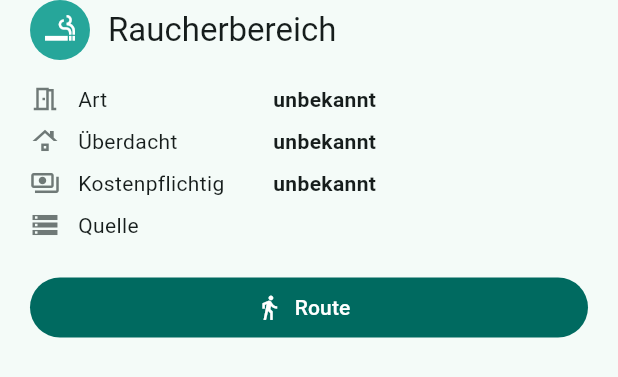
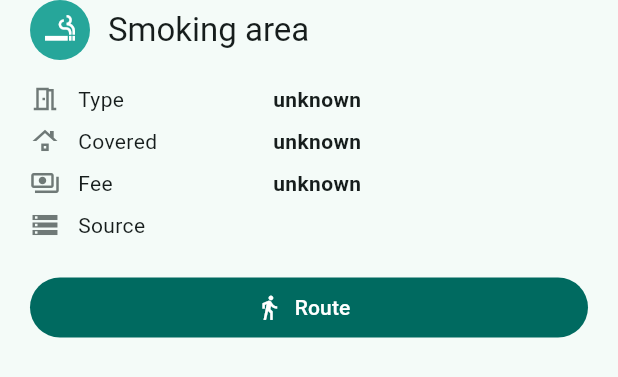
Before and after one commit to c0deltin/smokingareas, a Flutter app: the AreaDetailsSheet widget shown alone on an empty page, opened directly with empty values, on a phone screen of 412 x 824 dp. Shown: the top 377 px of the screen. Run offline on Flutter 3.47's test engine with Material 3 defaults, Android fonts, the phone set to English and light mode, and no system bars; our stand-ins replace flutter_local_notifications, flutter_map, geolocator, image_picker, latlong2, shared_preferences; missing offline and left inert: flutter_map_marker_cluster, flutter_rotation_sensor; accounts and stored records are empty; network calls fail; statements that could not run were skipped.

Commit message:
feat(ui): switch the app interface to English
All user-facing text – screens, sheets, dialogs, notifications, legend,
data source labels, error messages, default profile names – is now
English. test/ui_language_test.dart guards against German strings
slipping back in.

Co-Authored-By: Claude Opus 5.5 <noreply@anthropic.com>
Claude-Session: https://claude.ai/code/session_01SuUFqipPcDRYVYoxCFnpnj

```diff
--- a/lib/community/auth_service.dart
+++ b/lib/community/auth_service.dart
@@ -42,7 +42,7 @@ class LocalAuthService implements AuthService {
       _current = users.first;
       await (await _prefs).setString(_prefKey, _current.id);
     } else {
-      _current = await createProfile('Ich');
+      _current = await createProfile('Me');
     }
   }
 
@@ -56,7 +56,7 @@ class LocalAuthService implements AuthService {
   Future<UserProfile> createProfile(String displayName) async {
     final user = UserProfile(
       id: 'local-${_uuid.v4()}',
-      displayName: displayName.trim().isEmpty ? 'Nutzer' : displayName.trim(),
+      displayName: displayName.trim().isEmpty ? 'User' : displayName.trim(),
       createdAt: DateTime.now(),
     );
     await _backend.saveUser(user);
--- a/lib/community/community_service.dart
+++ b/lib/community/community_service.dart
@@ -80,7 +80,7 @@ class CommunityService extends ChangeNotifier {
     for (final u in _users) {
       if (u.id == userId) return u.displayName;
     }
-    return 'Unbekannt';
+    return 'Unknown';
   }
 
   Future<void> createUser(String name) async {
--- a/lib/data/cities.dart
+++ b/lib/data/cities.dart
@@ -11,7 +11,7 @@ import '../models/city.dart';
 /// while keeping Overpass queries reasonably small.
 const List<City> kCities = [
   // --- Kantō -------------------------------------------------------------
-  City(id: 'tokyo', name: 'Tokyo (23 Bezirke)', nameJa: '東京23区', prefecture: 'Tokyo', center: LatLng(35.6812, 139.7671), radiusKm: 16, zoom: 12),
+  City(id: 'tokyo', name: 'Tokyo (23 wards)', nameJa: '東京23区', prefecture: 'Tokyo', center: LatLng(35.6812, 139.7671), radiusKm: 16, zoom: 12),
   City(id: 'tokyo_tama', name: 'Tokyo Tama (Hachiōji/Tachikawa)', nameJa: '多摩', prefecture: 'Tokyo', center: LatLng(35.6800, 139.3900), radiusKm: 14, zoom: 12),
   City(id: 'yokohama', name: 'Yokohama', nameJa: '横浜市', prefecture: 'Kanagawa', center: LatLng(35.4660, 139.6220), radiusKm: 13),
   City(id: 'kawasaki', name: 'Kawasaki', nameJa: '川崎市', prefecture: 'Kanagawa', center: LatLng(35.5600, 139.6300), radiusKm: 10),
--- a/lib/models/smoking_area.dart
+++ b/lib/models/smoking_area.dart
@@ -8,15 +8,15 @@ enum SpotCategory {
   /// Public toilet (公衆トイレ), OSM `amenity=toilets`.
   toilet;
 
-  /// German label for the UI.
+  /// Label for the UI.
   String get label => switch (this) {
-        SpotCategory.smoking => 'Raucherbereich',
-        SpotCategory.toilet => 'Öffentliche Toilette',
+        SpotCategory.smoking => 'Smoking area',
+        SpotCategory.toilet => 'Public toilet',
       };
 
   String get pluralLabel => switch (this) {
-        SpotCategory.smoking => 'Raucherbereiche',
-        SpotCategory.toilet => 'Toiletten',
+        SpotCategory.smoking => 'Smoking areas',
+        SpotCategory.toilet => 'Toilets',
       };
 }
 
--- a/lib/services/notification_service.dart
+++ b/lib/services/notification_service.dart
@@ -14,7 +14,7 @@ class NotificationService {
   bool _initialized = false;
 
   static const _channelId = 'smoking_area_nearby';
-  static const _channelName = 'Raucherbereich in der Nähe';
+  static const _channelName = 'Smoking area nearby';
 
   /// Called with the area id when the user taps a notification.
   void Function(String areaId)? onTap;
@@ -65,14 +65,14 @@ class NotificationService {
     final meters = distanceMeters.round();
     await _plugin.show(
       id: area.id.hashCode & 0x7fffffff,
-      title: 'Raucherbereich in der Nähe 🚬',
-      body: '${area.title} – ca. $meters m entfernt. Tippen für die Karte.',
+      title: 'Smoking area nearby 🚬',
+      body: '${area.title} – about $meters m away. Tap to open the map.',
       notificationDetails: const NotificationDetails(
         android: AndroidNotificationDetails(
           _channelId,
           _channelName,
           channelDescription:
-              'Benachrichtigt, wenn du dich einem Raucherbereich auf 30 m näherst.',
+              'Notifies you when you come close to a smoking area.',
           importance: Importance.high,
           priority: Priority.high,
           category: AndroidNotificationCategory.navigation,
--- a/lib/sources/official_opendata_source.dart
+++ b/lib/sources/official_opendata_source.dart
@@ -41,22 +41,22 @@ String officialDatasetLabel(String id, String fallback) {
   if (fixed != null) return fixed;
   final m = RegExp(r'^tokyo_([a-z]+)_toilets$').firstMatch(id);
   if (m != null && _tokyoWards[m.group(1)] != null) {
-    return 'Tokio, Bezirk ${_tokyoWards[m.group(1)]} (Open Data)';
+    return 'Tokyo, ${_tokyoWards[m.group(1)]} ward (open data)';
   }
   return fallback;
 }
 
 const kOfficialDatasetLabels = {
-  'kyoto_toilets': 'Stadt Kyoto (Open Data)',
-  'okayama_toilets': 'Stadt Okayama (Open Data)',
-  'kyoto': 'Stadt Kyoto (Open Data)',
-  'osaka': 'Stadt Osaka (Liste der Raucherplätze)',
-  'tokyo_koto': 'Tokio, Bezirk Kōtō (Open Data)',
-  'tokyo_taito': 'Tokio, Bezirk Taitō (Open Data)',
-  'tokyo_chiyoda': 'Tokio, Bezirk Chiyoda (Liste der Raucherplätze)',
-  'tokyo_shinjuku': 'Tokio, Bezirk Shinjuku (Liste der Raucherplätze)',
-  'tokyo_shibuya': 'Tokio, Bezirk Shibuya (Liste der Raucherplätze)',
-  'tokyo_toshima': 'Tokio, Bezirk Toshima (Liste der Raucherplätze)',
+  'kyoto_toilets': 'City of Kyoto (open data)',
+  'okayama_toilets': 'City of Okayama (open data)',
+  'kyoto': 'City of Kyoto (open data)',
+  'osaka': 'City of Osaka (smoking area list)',
+  'tokyo_koto': 'Tokyo, Kōtō ward (open data)',
+  'tokyo_taito': 'Tokyo, Taitō ward (open data)',
+  'tokyo_chiyoda': 'Tokyo, Chiyoda ward (smoking area list)',
+  'tokyo_shinjuku': 'Tokyo, Shinjuku ward (smoking area list)',
+  'tokyo_shibuya': 'Tokyo, Shibuya ward (smoking area list)',
+  'tokyo_toshima': 'Tokyo, Toshima ward (smoking area list)',
 };
 
 /// Official smoking areas published by Japanese cities / Tokyo wards.
@@ -78,18 +78,18 @@ class OfficialOpenDataSource extends SmokingAreaSource {
   String get id => 'official';
 
   @override
-  String get displayName => 'Offizielle Daten der Städte';
+  String get displayName => 'Official city data';
 
   @override
   bool get isBundled => true;
 
   @override
   String get attribution =>
-      'Raucherbereiche: Stadt Kyoto, Stadt Osaka, Tokioter Bezirke Chiyoda, '
-      'Kōtō, Shibuya, Shinjuku, Taitō, Toshima. Öffentliche Toiletten: Stadt '
-      'Kyoto, Stadt Okayama und 14 Tokioter Bezirke (公衆トイレ一覧). Open Data '
-      'CC BY 4.0 bzw. '
-      'Angaben der offiziellen Webseiten; Adress-Geocoding: GSI Japan';
+      'Smoking areas: City of Kyoto, City of Osaka, Tokyo wards Chiyoda, '
+      'Kōtō, Shibuya, Shinjuku, Taitō, Toshima. Public toilets: City of '
+      'Kyoto, City of Okayama and 14 Tokyo wards (公衆トイレ一覧). Open data '
+      'CC BY 4.0 or information published on the official websites; address '
+      'geocoding: GSI Japan';
 
   Future<_Snapshot> _load() => _snapshot ??= _loader().then(_Snapshot.parse);
 
--- a/lib/sources/overpass_source.dart
+++ b/lib/sources/overpass_source.dart
@@ -72,14 +72,14 @@ class OverpassSource extends SmokingAreaSource {
         if (response.statusCode == 200) {
           return parse(utf8.decode(response.bodyBytes));
         }
-        lastError = 'HTTP ${response.statusCode} von ${endpoint.host}';
+        lastError = 'HTTP ${response.statusCode} from ${endpoint.host}';
       } on TimeoutException {
-        lastError = 'Zeitüberschreitung bei ${endpoint.host}';
+        lastError = 'Timeout at ${endpoint.host}';
       } catch (e) {
         lastError = e;
       }
     }
-    throw SourceException('OpenStreetMap nicht erreichbar: $lastError');
+    throw SourceException('OpenStreetMap unreachable: $lastError');
   }
 
   /// Parses an Overpass JSON response.
--- a/lib/ui/area_details_sheet.dart
+++ b/lib/ui/area_details_sheet.dart
@@ -86,52 +86,52 @@ class AreaDetailsSheet extends StatelessWidget {
     final nameEn = area.tags['name:en'];
 
     String yesNo(bool? v, String yes, String no) =>
-        v == null ? 'unbekannt' : (v ? yes : no);
+        v == null ? 'unknown' : (v ? yes : no);
 
     final rows = <(IconData, String, String)>[
       if (distance != null)
-        (Icons.near_me, 'Entfernung', formatDistance(distance)),
-      if (area.address != null) (Icons.place_outlined, 'Adresse', area.address!),
+        (Icons.near_me, 'Distance', formatDistance(distance)),
+      if (area.address != null) (Icons.place_outlined, 'Address', area.address!),
       if (area.isApproximate)
         (Icons.gps_not_fixed, 'Position',
-            'ungefähr (aus der Adresse ermittelt, ± ca. 50 m)'),
+            'approximate (from the address, ± approx. 50 m)'),
       if (!area.isToilet && area.roomCount > 1)
-        (Icons.layers_outlined, 'Raucherräume',
-            '${area.roomCount} im selben Gebäude'),
+        (Icons.layers_outlined, 'Smoking rooms',
+            '${area.roomCount} in the same building'),
       if (!area.isToilet) ...[
-        (Icons.meeting_room_outlined, 'Art',
-            yesNo(area.isIndoor, 'Raucherraum (innen)', 'im Freien')),
-        (Icons.roofing, 'Überdacht', yesNo(area.isCovered, 'ja', 'nein')),
+        (Icons.meeting_room_outlined, 'Type',
+            yesNo(area.isIndoor, 'Smoking room (indoors)', 'Outdoors')),
+        (Icons.roofing, 'Covered', yesNo(area.isCovered, 'yes', 'no')),
       ],
       if (area.isToilet) ...[
-        (Icons.accessible, 'Rollstuhlgerecht',
-            yesNo(area.wheelchair, 'ja', 'nein')),
-        (Icons.baby_changing_station, 'Wickeltisch',
-            yesNo(area.changingTable, 'ja', 'nein')),
+        (Icons.accessible, 'Wheelchair accessible',
+            yesNo(area.wheelchair, 'yes', 'no')),
+        (Icons.baby_changing_station, 'Baby changing',
+            yesNo(area.changingTable, 'yes', 'no')),
       ],
       if (area.isPublic != null || area.accessNote != null)
         (
           Icons.lock_open_outlined,
-          'Zugang',
+          'Access',
           [
             if (area.isPublic != null)
               area.isPublic!
-                  ? 'öffentlich'
-                  : 'nicht öffentlich (Ticket/Eintritt/Einkauf nötig)',
+                  ? 'public'
+                  : 'not public (ticket, entry fee or purchase needed)',
             if (area.accessNote != null) area.accessNote!,
           ].join(' – '),
         ),
-      (Icons.payments_outlined, 'Kostenpflichtig',
-          yesNo(area.requiresFee, 'ja', 'nein')),
+      (Icons.payments_outlined, 'Fee',
+          yesNo(area.requiresFee, 'yes', 'no')),
       if (area.openingHours != null)
-        (Icons.schedule, 'Öffnungszeiten', area.openingHours!),
-      if (area.operator != null) (Icons.business, 'Betreiber', area.operator!),
+        (Icons.schedule, 'Opening hours', area.openingHours!),
+      if (area.operator != null) (Icons.business, 'Operator', area.operator!),
       if (area.description != null)
-        (Icons.info_outline, 'Hinweis', area.description!),
+        (Icons.info_outline, 'Note', area.description!),
       if (area.tags['community:by'] != null)
-        (Icons.person_outline, 'Gemeldet von', area.tags['community:by']!),
-      (Icons.storage, 'Quelle',
-          area.isOfficial ? '${area.source} (offiziell)' : area.source),
+        (Icons.person_outline, 'Reported by', area.tags['community:by']!),
+      (Icons.storage, 'Source',
+          area.isOfficial ? '${area.source} (official)' : area.source),
     ];
 
     return SafeArea(
@@ -217,7 +217,7 @@ class AreaDetailsSheet extends StatelessWidget {
                       onPressed: () => launchUrl(_officialUri!,
                           mode: LaunchMode.externalApplication),
                       icon: const Icon(Icons.account_balance_outlined),
-                      label: const Text('Stadt'),
+                      label: const Text('City'),
                     ),
                   ),
                 ],
@@ -242,8 +242,8 @@ class AreaDetailsSheet extends StatelessWidget {
                   final messenger = ScaffoldMessenger.of(context);
                   Navigator.of(context).pop();
                   messenger.showSnackBar(const SnackBar(
-                    content: Text('Danke! Der Ort wurde nach den '
-                        'Meldungen der Community entfernt.'),
+                    content: Text('Thanks! The place was removed after '
+                        'community reports.'),
                   ));
                 },
               ),
@@ -280,7 +280,7 @@ class ClosedBanner extends StatelessWidget {
         const SizedBox(width: 8),
         Expanded(
           child: Column(crossAxisAlignment: CrossAxisAlignment.start, children: [
-            Text('Vorübergehend geschlossen',
+            Text('Temporarily closed',
                 style: theme.textTheme.titleSmall
                     ?.copyWith(color: theme.colorScheme.onErrorContainer)),
             if (note != null)
@@ -288,7 +288,7 @@ class ClosedBanner extends StatelessWidget {
                   style: theme.textTheme.bodySmall
                       ?.copyWith(color: theme.colorScheme.onErrorContainer)),
             if (until != null)
-              Text('voraussichtlich bis ${formatDate(until)}',
+              Text('expected until ${formatDate(until)}',
                   style: theme.textTheme.bodySmall
                       ?.copyWith(color: theme.colorScheme.onErrorContainer)),
           ]),
```
Also changed, not shown: lib/ui/city_picker.dart (+4 -4 lines), lib/ui/community_section.dart (+41 -41 lines), lib/ui/legend_sheet.dart (+15 -15 lines), lib/ui/profile_sheet.dart (+11 -12 lines), lib/ui/report_spot_sheet.dart (+24 -24 lines), 7 other files.
